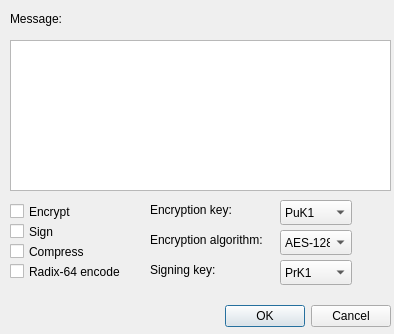
The window that app/gui/send.ui (KockaAdmiralac/ZP) describes before a commit, drawn with Qt 5.
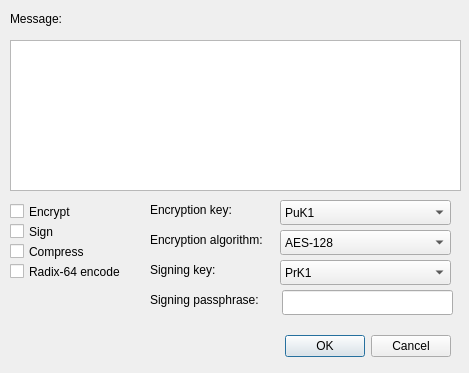
The same window after the commit.

What changed in the file:
```diff
--- a/app/gui/send.ui
+++ b/app/gui/send.ui
@@ -6,8 +6,8 @@
    <rect>
     <x>0</x>
     <y>0</y>
-    <width>394</width>
-    <height>334</height>
+    <width>469</width>
+    <height>373</height>
    </rect>
   </property>
   <property name="windowTitle">
@@ -16,8 +16,8 @@
   <widget class="QDialogButtonBox" name="buttonBox">
    <property name="geometry">
     <rect>
-     <x>50</x>
-     <y>300</y>
+     <x>110</x>
+     <y>330</y>
      <width>341</width>
      <height>32</height>
     </rect>
@@ -60,7 +60,7 @@
     <rect>
      <x>280</x>
      <y>260</y>
-     <width>72</width>
+     <width>171</width>
      <height>25</height>
     </rect>
    </property>
@@ -119,7 +119,7 @@
     <rect>
      <x>10</x>
      <y>40</y>
-     <width>381</width>
+     <width>451</width>
      <height>151</height>
     </rect>
    </property>
@@ -142,7 +142,7 @@
     <rect>
      <x>280</x>
      <y>200</y>
-     <width>72</width>
+     <width>171</width>
      <height>25</height>
     </rect>
    </property>
@@ -175,7 +175,7 @@
     <rect>
      <x>280</x>
      <y>230</y>
-     <width>72</width>
+     <width>171</width>
      <height>25</height>
     </rect>
    </property>
@@ -203,6 +203,32 @@
     <string>Encryption algorithm:</string>
    </property>
   </widget>
+  <widget class="QLabel" name="_l5">
+   <property name="geometry">
+    <rect>
+     <x>150</x>
+     <y>290</y>
+     <width>121</width>
+     <height>20</height>
+    </rect>
+   </property>
+   <property name="text">
+    <string>Signing passphrase:</string>
+   </property>
+  </widget>
+  <widget class="QLineEdit" name="tbPassphrase">
+   <property name="geometry">
+    <rect>
+     <x>282</x>
+     <y>290</y>
+     <width>171</width>
+     <height>25</height>
+    </rect>
+   </property>
+   <property name="echoMode">
+    <enum>QLineEdit::Password</enum>
+   </property>
+  </widget>
  </widget>
  <resources/>
  <connections>
```
